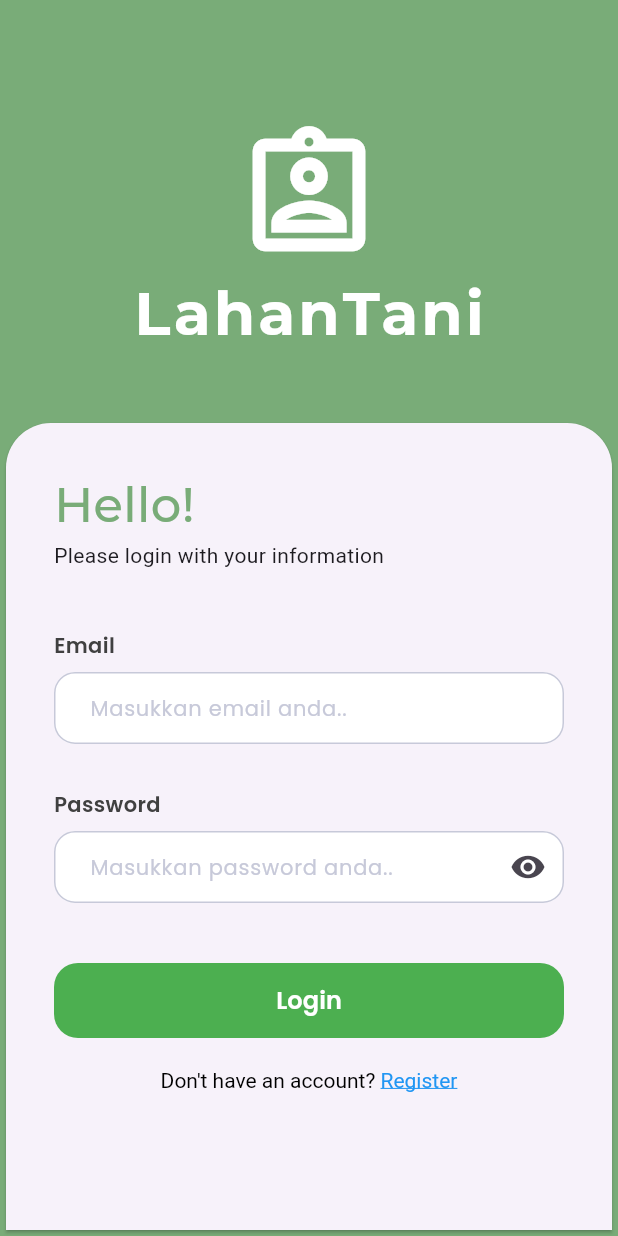
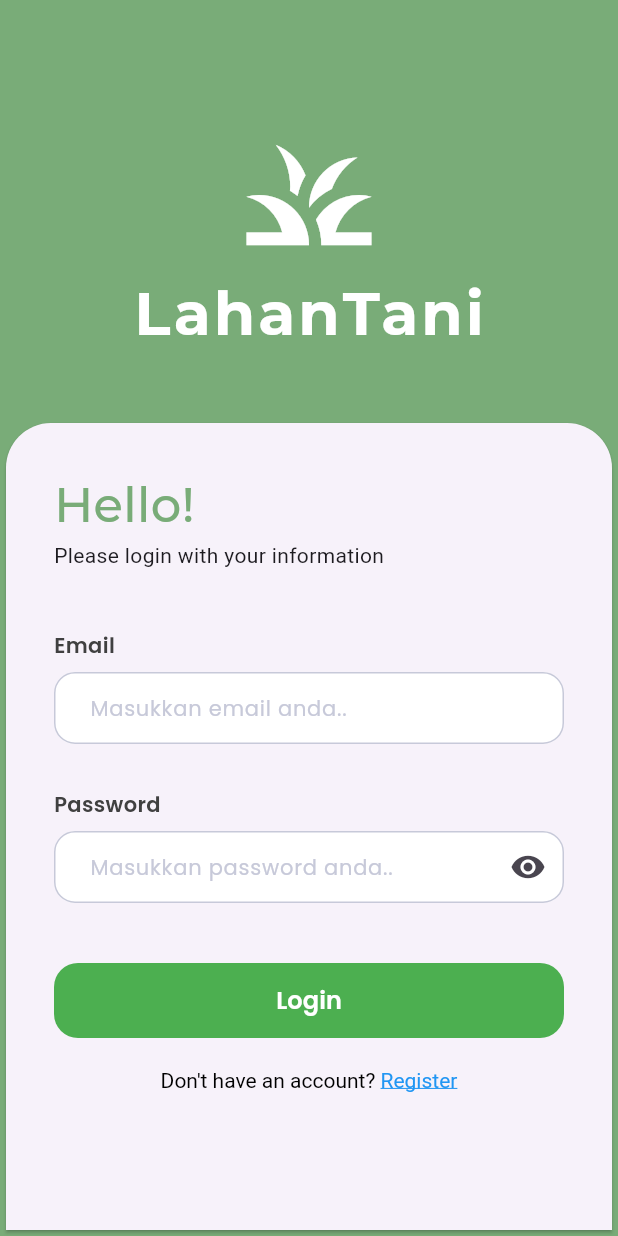
Before and after one commit to sekte-ani/lahantani, a Flutter app: the screen it shows after launch, on a phone screen of 412 x 824 dp. Run offline on Flutter 3.47's test engine with Material 3 defaults, Android fonts, the phone set to English and light mode, and no system bars; our stand-ins replace dio, get, get_storage, google_fonts; missing offline and left inert: syncfusion_flutter_pdfviewer; accounts and stored records are empty.

Commit message:
change icon

```diff
--- a/lib/ui/pages/login_page.dart
+++ b/lib/ui/pages/login_page.dart
@@ -50,7 +50,7 @@ class LoginPage extends GetView<LoginController> {
         mainAxisSize: MainAxisSize.min,
         crossAxisAlignment: CrossAxisAlignment.center,
         children: [
-          Icon(Icons.assignment_ind_outlined, size: 100, color: Colors.white),
+          Icon(Icons.grass, size: 100, color: Colors.white),
           Text(
             "LahanTani",
             style: GoogleFonts.montserrat(
```
